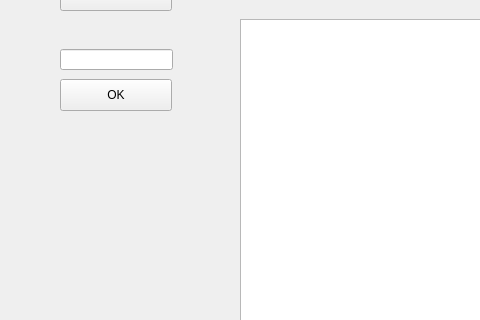
Old version of the form FuckU/chart.ui in the repository 0warnings/realFinalProject; both pictures show x 0 to 480 and y 81 to 401 of the 920 by 750 pixel window.
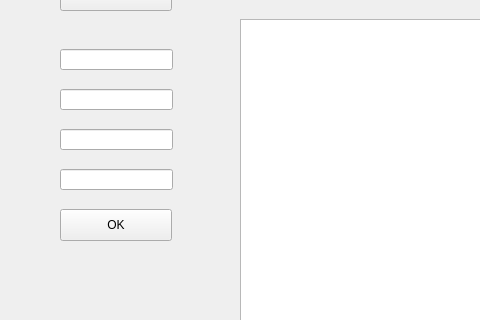
New version of the form. Custom widgets are drawn as their Qt base class.

Diff of the .ui file:
```diff
--- a/FuckU/chart.ui
+++ b/FuckU/chart.ui
@@ -39,7 +39,7 @@
    <property name="geometry">
     <rect>
      <x>60</x>
-     <y>160</y>
+     <y>290</y>
      <width>112</width>
      <height>32</height>
     </rect>
@@ -71,6 +71,36 @@
     <string>load file..</string>
    </property>
   </widget>
+  <widget class="QLineEdit" name="startingtime">
+   <property name="geometry">
+    <rect>
+     <x>60</x>
+     <y>170</y>
+     <width>113</width>
+     <height>21</height>
+    </rect>
+   </property>
+  </widget>
+  <widget class="QLineEdit" name="endingtime">
+   <property name="geometry">
+    <rect>
+     <x>60</x>
+     <y>210</y>
+     <width>113</width>
+     <height>21</height>
+    </rect>
+   </property>
+  </widget>
+  <widget class="QLineEdit" name="timestep">
+   <property name="geometry">
+    <rect>
+     <x>60</x>
+     <y>250</y>
+     <width>113</width>
+     <height>21</height>
+    </rect>
+   </property>
+  </widget>
  </widget>
  <customwidgets>
   <customwidget>
```
